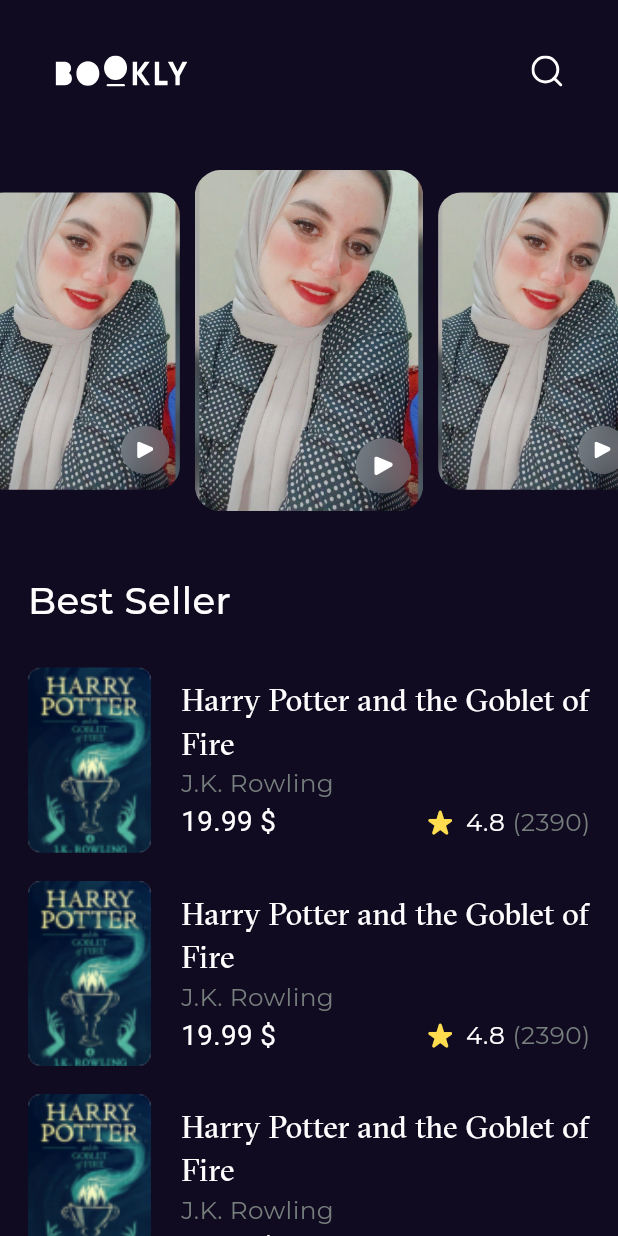
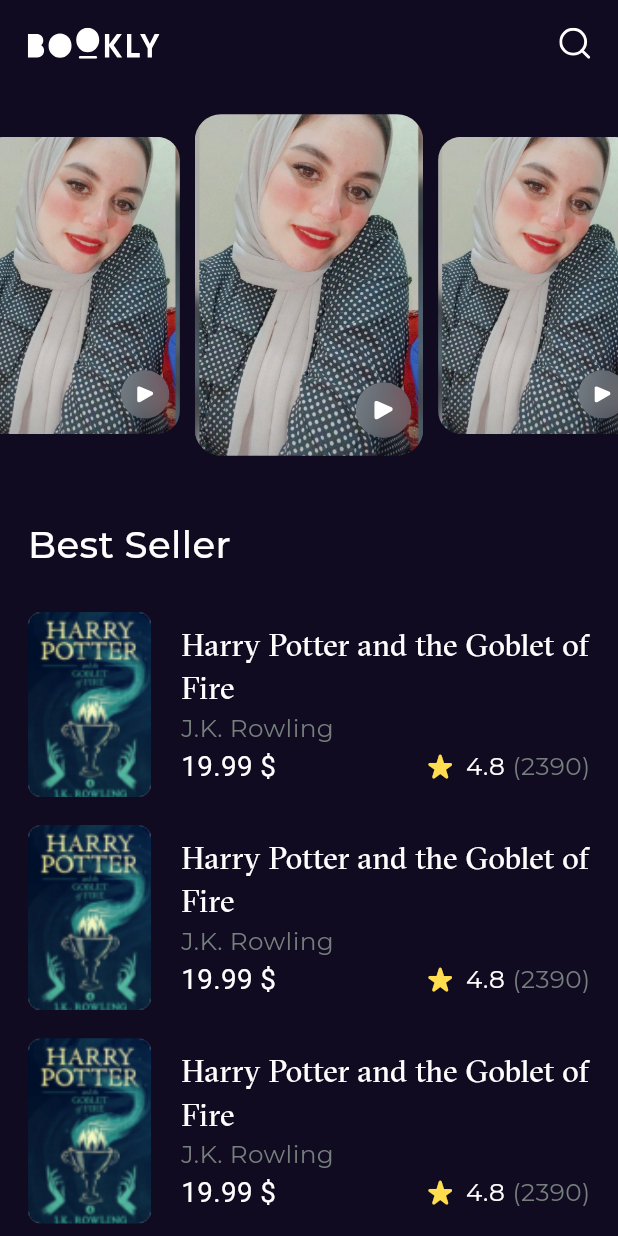
Before and after one commit to Ma7moud-Yasser/clean_arch_bookly_app, a Flutter app: the screen it shows after launch, on a phone screen of 412 x 824 dp. Run offline on Flutter 3.47's test engine with Material 3 defaults, Android fonts, the phone set to English and light mode, and no system bars; drawn by our look-alikes of carousel_slider; our stand-ins replace audioplayers, flutter_svg, google_fonts; Roboto replaces fonts that are missing (Cairo).

```diff
--- a/lib/features/home/presentation/views/widget/home_view_body.dart
+++ b/lib/features/home/presentation/views/widget/home_view_body.dart
@@ -16,10 +16,7 @@ class HomeViewBody extends StatelessWidget {
         child: Column(
           crossAxisAlignment: CrossAxisAlignment.start,
           children: [
-            Padding(
-              padding: PaddingManager.symmetric(context: context),
-              child: CustomAppBar(),
-            ),
+            CustomAppBar(),
             SizedBoxManager.height(context, 30),
             FeaturedListView(),
             SizedBoxManager.height(context, 60),
```
Also changed, not shown: lib/features/search/presentaion/views/search_view.dart (added, +11 -0 lines), lib/features/search/presentaion/views/widgets/search_view_body.dart (added, +29 -0 lines).
